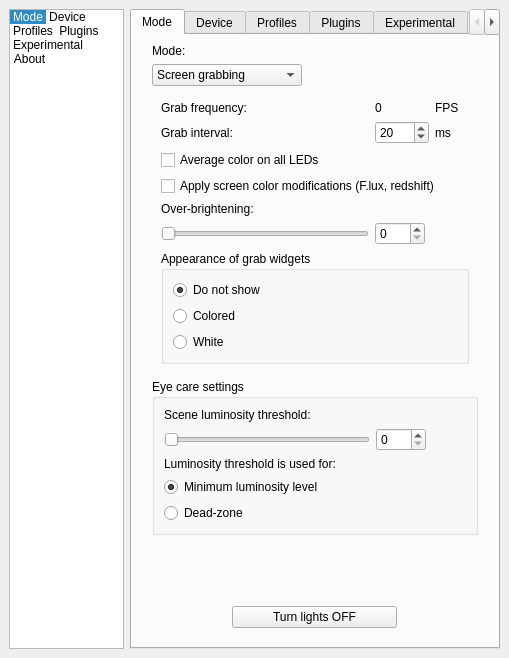
Before: the Qt Designer form Software/src/SettingsWindow.ui in woodenshark/Lightpack, drawn with Qt 5.
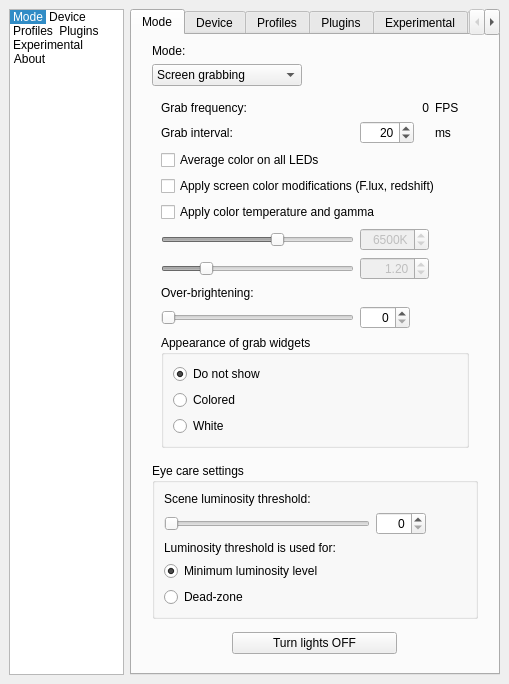
After: the same form once the commit is applied. The open tabs and pages were chosen to show the change. Icons and pictures are not drawn. Custom widgets are drawn as their Qt base class.

Commit message:
color temperature settings (#208)
* Color temperature + gamma (encoding) settings to emulate the effects of f.lux, redshift, Night Light...

* global color coef page: color temperature helper slider (3-in-1 RGB control)

* prismatik math: cstdint include

* prismatik math: replaced cstdint with climits

* device wizard: wider window

* global color coef page: text explainig color temperature slider

Patch:
```diff
--- a/Software/src/SettingsWindow.ui
+++ b/Software/src/SettingsWindow.ui
@@ -8,7 +8,7 @@
     <x>0</x>
     <y>0</y>
     <width>482</width>
-    <height>626</height>
+    <height>649</height>
    </rect>
   </property>
   <property name="windowTitle">
@@ -283,7 +283,17 @@
           <widget class="QWidget" name="page">
            <layout class="QVBoxLayout" name="verticalLayout_8">
             <item>
-             <layout class="QGridLayout" name="gridLayout" rowstretch="0,0,0,0,0,0">
+             <layout class="QGridLayout" name="gridLayout" rowstretch="0,0,0,0,0,0,0,0,0">
+              <item row="3" column="0" colspan="3">
+               <widget class="QCheckBox" name="checkBox_GrabApplyGammaRamp">
+                <property name="text">
+                 <string>Apply screen color modifications (F.lux, redshift)</string>
+                </property>
+                <property name="tristate">
+                 <bool>false</bool>
+                </property>
+               </widget>
+              </item>
               <item row="0" column="2">
                <widget class="QLabel" name="label_GrabFrequency_txt_fps">
                 <property name="text">
@@ -311,6 +321,9 @@
                   <height>0</height>
                  </size>
                 </property>
+                <property name="alignment">
+                 <set>Qt::AlignRight|Qt::AlignTrailing|Qt::AlignVCenter</set>
+                </property>
                 <property name="minimum">
                  <number>1</number>
                 </property>
@@ -344,7 +357,30 @@
                 </property>
                </widget>
               </item>
-              <item row="5" column="0">
+              <item row="8" column="2">
+               <widget class="QPushButton" name="pushButton_grabOverBrightenHelp">
+                <property name="sizePolicy">
+                 <sizepolicy hsizetype="Fixed" vsizetype="Fixed">
+                  <horstretch>0</horstretch>
+                  <verstretch>0</verstretch>
+                 </sizepolicy>
+                </property>
+                <property name="styleSheet">
+                 <string notr="true">margin: 0px;</string>
+                </property>
+                <property name="text">
+                 <string/>
+                </property>
+                <property name="icon">
+                 <iconset resource="../res/LightpackResources.qrc">
+                  <normaloff>:/icons/help.png</normaloff>:/icons/help.png</iconset>
+                </property>
+                <property name="flat">
+                 <bool>true</bool>
+                </property>
+               </widget>
+              </item>
+              <item row="8" column="0">
                <widget class="QSlider" name="horizontalSlider_GrabOverBrighten">
                 <property name="sizePolicy">
                  <sizepolicy hsizetype="Minimum" vsizetype="Fixed">
@@ -363,64 +399,6 @@
                 </property>
                </widget>
               </item>
-              <item row="5" column="1">
-               <widget class="QSpinBox" name="spinBox_GrabOverBrighten">
-                <property name="sizePolicy">
-                 <sizepolicy hsizetype="Fixed" vsizetype="Fixed">
-                  <horstretch>0</horstretch>
-                  <verstretch>0</verstretch>
-                 </sizepolicy>
-                </property>
-                <property name="minimumSize">
-                 <size>
-                  <width>50</width>
-                  <height>0</height>
-                 </size>
-                </property>
-                <property name="minimum">
-                 <number>0</number>
-                </property>
-                <property name="maximum">
-                 <number>100</number>
-                </property>
-                <property name="value">
-                 <number>0</number>
-                </property>
-               </widget>
-              </item>
-              <item row="5" column="2">
-               <widget class="QPushButton" name="pushButton_grabOverBrightenHelp">
-                <property name="sizePolicy">
-                 <sizepolicy hsizetype="Fixed" vsizetype="Fixed">
-                  <horstretch>0</horstretch>
-                  <verstretch>0</verstretch>
-                 </sizepolicy>
-                </property>
-                <property name="styleSheet">
-                 <string notr="true">margin: 0px;</string>
-                </property>
-                <property name="text">
-                 <string/>
-                </property>
-                <property name="icon">
-                 <iconset resource="../res/LightpackResources.qrc">
-                  <normaloff>:/icons/help.png</normaloff>:/icons/help.png</iconset>
-                </property>
-                <property name="flat">
-                 <bool>true</bool>
-                </property>
-               </widget>
-              </item>
-              <item row="1" column="2">
-               <widget class="QLabel" name="label_SlowdownGrab_txt_ms">
-                <property name="text">
-                 <string>ms</string>
-                </property>
-                <property name="alignment">
-                 <set>Qt::AlignLeading|Qt::AlignLeft|Qt::AlignVCenter</set>
-                </property>
-               </widget>
-              </item>
               <item row="1" column="0">
                <widget class="QLabel" name="label_SlowdownGrab_txt">
                 <property name="sizePolicy">
@@ -451,6 +429,9 @@
                 <property name="text">
                  <string notr="true">0</string>
                 </property>
+                <property name="alignment">
+                 <set>Qt::AlignRight|Qt::AlignTrailing|Qt::AlignVCenter</set>
+                </property>
                 <property name="margin">
                  <number>3</number>
                 </property>
@@ -459,10 +440,13 @@
                 </property>
                </widget>
               </item>
-              <item row="4" column="0">
-               <widget class="QLabel" name="label_11">
+              <item row="1" column="2">
+               <widget class="QLabel" name="label_SlowdownGrab_txt_ms">
                 <property name="text">
-                 <string>Over-brightening:</string>
+                 <string>ms</string>
+                </property>
+                <property name="alignment">
+                 <set>Qt::AlignLeading|Qt::AlignLeft|Qt::AlignVCenter</set>
                 </property>
                </widget>
               </item>
@@ -482,10 +466,208 @@
                 </property>
                </widget>
               </item>
-              <item row="3" column="0" colspan="3">
-               <widget class="QCheckBox" name="checkBox_GrabApplyGammaRamp">
+              <item row="5" column="0">
+               <widget class="QSlider" name="horizontalSlider_GrabColorTemperature">
+                <property name="enabled">
+                 <bool>false</bool>
+                </property>
+                <property name="minimum">
+                 <number>1000</number>
+                </property>
+                <property name="maximum">
+                 <number>10000</number>
+                </property>
+                <property name="singleStep">
+                 <number>100</number>
+                </property>
+                <property name="pageStep">
+                 <number>1000</number>
+                </property>
+                <property name="value">
+                 <number>6500</number>
+                </property>
+                <property name="orientation">
+                 <enum>Qt::Horizontal</enum>
+                </property>
+                <property name="tickPosition">
+                 <enum>QSlider::NoTicks</enum>
+                </property>
+                <property name="tickInterval">
+                 <number>1000</number>
+                </property>
+               </widget>
+              </item>
+              <item row="5" column="1">
+               <widget class="QSpinBox" name="spinBox_GrabColorTemperature">
+                <property name="enabled">
+                 <bool>false</bool>
+                </property>
+                <property name="alignment">
+                 <set>Qt::AlignRight|Qt::AlignTrailing|Qt::AlignVCenter</set>
+                </property>
+                <property name="showGroupSeparator" stdset="0">
+                 <bool>false</bool>
+                </property>
+                <property name="suffix">
+                 <string notr="true">K</string>
+                </property>
+                <property name="minimum">
+                 <number>1000</number>
+                </property>
+                <property name="maximum">
+                 <number>10000</number>
+                </property>
+                <property name="singleStep">
+                 <number>100</number>
+                </property>
+                <property name="value">
+                 <number>6500</number>
+                </property>
+               </widget>
+              </item>
+              <item row="7" column="0">
+               <widget class="QLabel" name="label_11">
                 <property name="text">
-                 <string>Apply screen color modifications (F.lux, redshift)</string>
+                 <string>Over-brightening:</string>
+                </property>
+               </widget>
+              </item>
+              <item row="8" column="1">
+               <widget class="QSpinBox" name="spinBox_GrabOverBrighten">
+                <property name="sizePolicy">
+                 <sizepolicy hsizetype="Fixed" vsizetype="Fixed">
+                  <horstretch>0</horstretch>
+                  <verstretch>0</verstretch>
+                 </sizepolicy>
+                </property>
+                <property name="minimumSize">
+                 <size>
+                  <width>50</width>
+                  <height>0</height>
+                 </size>
+                </property>
+                <property name="alignment">
+                 <set>Qt::AlignRight|Qt::AlignTrailing|Qt::AlignVCenter</set>
+                </property>
+                <property name="minimum">
+                 <number>0</number>
+                </property>
+                <property name="maximum">
+                 <number>100</number>
+                </property>
+                <property name="value">
+                 <number>0</number>
+                </property>
+               </widget>
+              </item>
+              <item row="6" column="0">
+               <widget class="QSlider" name="horizontalSlider_GrabGamma">
+                <property name="enabled">
+                 <bool>false</bool>
+                </property>
+                <property name="whatsThis">
+                 <string>&lt;h4&gt;Color encoding gamma&lt;/h4&gt;
+
+This is the gamma used for encoding the color with the desired &lt;b&gt;color temperature&lt;/b&gt;. Setting to &lt;b&gt;1.0&lt;/b&gt; cancels the effect.
+This is the reciprocal of the &lt;b&gt;device gamma&lt;/b&gt; which is the decoding gamma. They cancel each other if set to same value.</string>
+                </property>
+                <property name="minimum">
+                 <number>5</number>
+                </property>
+                <property name="maximum">
+                 <number>1000</number>
+                </property>
+                <property name="singleStep">
+                 <number>10</number>
+                </property>
+                <property name="pageStep">
+                 <number>100</number>
+                </property>
+                <property name="value">
+                 <number>220</number>
+                </property>
+                <property name="orientation">
+                 <enum>Qt::Horizontal</enum>
+                </property>
+               </widget>
+              </item>
+              <item row="6" column="1">
+               <widget class="QDoubleSpinBox" name="doubleSpinBox_GrabGamma">
+                <property name="enabled">
+                 <bool>false</bool>
+                </property>
+                <property name="alignment">
+                 <set>Qt::AlignRight|Qt::AlignTrailing|Qt::AlignVCenter</set>
+                </property>
+                <property name="minimum">
+                 <double>0.050000000000000</double>
+                </property>
+                <property name="maximum">
+                 <double>10.000000000000000</double>
+                </property>
+                <property name="singleStep">
+                 <double>0.100000000000000</double>
+                </property>
+                <property name="value">
+                 <double>1.200000000000000</double>
+                </property>
+               </widget>
+              </item>
+              <item row="4" column="0" colspan="2">
+               <widget class="QCheckBox" name="checkBox_GrabApplyColorTemperature">
+                <property name="whatsThis">
+                 <string>&lt;h4&gt;Color temperature &amp;amp; gamma&lt;/h4&gt;
+
+Internally emulates the effects of f.lux, redshift, Night Light, Night Shift...</string>
+                </property>
+                <property name="text">
+                 <string>Apply color temperature and gamma</string>
+                </property>
+               </widget>
+              </item>
+              <item row="6" column="2">
+               <widget class="QPushButton" name="pushButton_grabGammaHelp">
+                <property name="sizePolicy">
+                 <sizepolicy hsizetype="Fixed" vsizetype="Fixed">
+                  <horstretch>0</horstretch>
+                  <verstretch>0</verstretch>
+                 </sizepolicy>
+                </property>
+                <property name="styleSheet">
+                 <string notr="true">margin: 0px;</string>
+                </property>
+                <property name="text">
+                 <string/>
+                </property>
+                <property name="icon">
+                 <iconset resource="../res/LightpackResources.qrc">
+                  <normaloff>:/icons/help.png</normaloff>:/icons/help.png</iconset>
+                </property>
+                <property name="flat">
+                 <bool>true</bool>
+                </property>
+               </widget>
+              </item>
+              <item row="4" column="2">
+               <widget class="QPushButton" name="pushButton_grabApplyColorTemperatureHelp">
+                <property name="sizePolicy">
+                 <sizepolicy hsizetype="Fixed" vsizetype="Fixed">
+                  <horstretch>0</horstretch>
+                  <verstretch>0</verstretch>
+                 </sizepolicy>
+                </property>
+                <property name="styleSheet">
+                 <string notr="true">margin:0px;</string>
+                </property>
+                <property name="text">
+                 <string/>
+                </property>
+                <property name="icon">
+                 <iconset resource="../res/LightpackResources.qrc">
+                  <normaloff>:/icons/help.png</normaloff>:/icons/help.png</iconset>
+                </property>
+                <property name="flat">
+                 <bool>true</bool>
                 </property>
                </widget>
               </item>
@@ -988,6 +1170,9 @@
                <height>0</height>
               </size>
              </property>
+             <property name="alignment">
+              <set>Qt::AlignRight|Qt::AlignTrailing|Qt::AlignVCenter</set>
+             </property>
              <property name="minimum">
               <number>0</number>
              </property>
```
Left out of the diff: 98 changed lines with no effect on the pictures. The commit also changes 14 other files.
